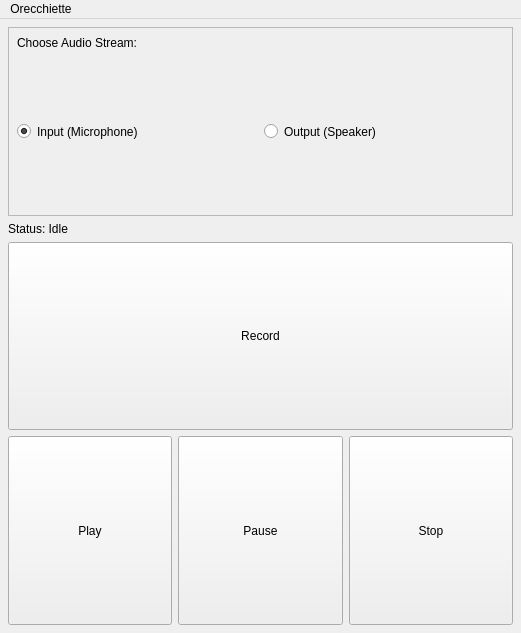
Qt form mainwindow.ui (jpietrzak8/Orecchiette) before a commit.
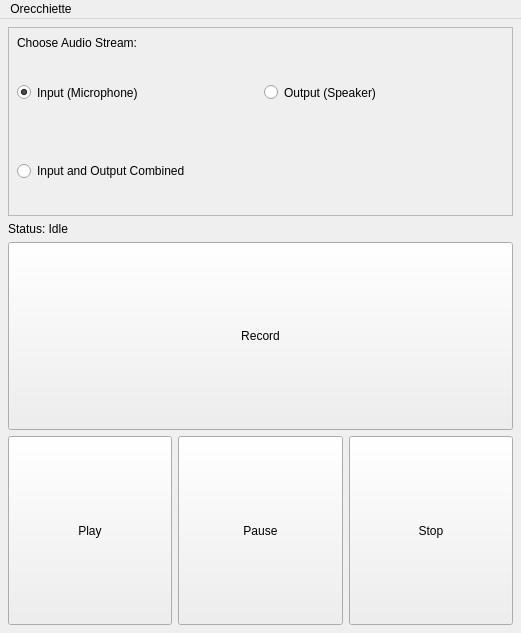
The same form after that commit. Icons and pictures are not drawn.

Patch:
```diff
--- a/mainwindow.ui
+++ b/mainwindow.ui
@@ -76,6 +76,19 @@
          </item>
         </layout>
        </item>
+       <item>
+        <widget class="QRadioButton" name="bothButton">
+         <property name="sizePolicy">
+          <sizepolicy hsizetype="Minimum" vsizetype="Minimum">
+           <horstretch>0</horstretch>
+           <verstretch>0</verstretch>
+          </sizepolicy>
+         </property>
+         <property name="text">
+          <string>Input and Output Combined</string>
+         </property>
+        </widget>
+       </item>
       </layout>
      </widget>
     </item>
```
